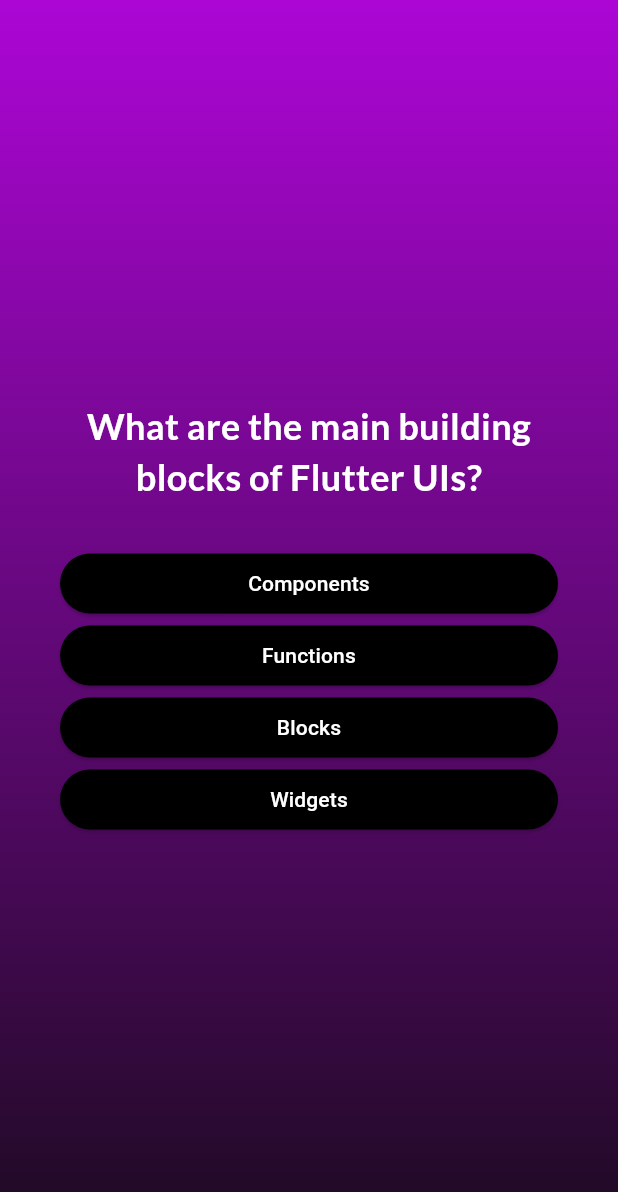
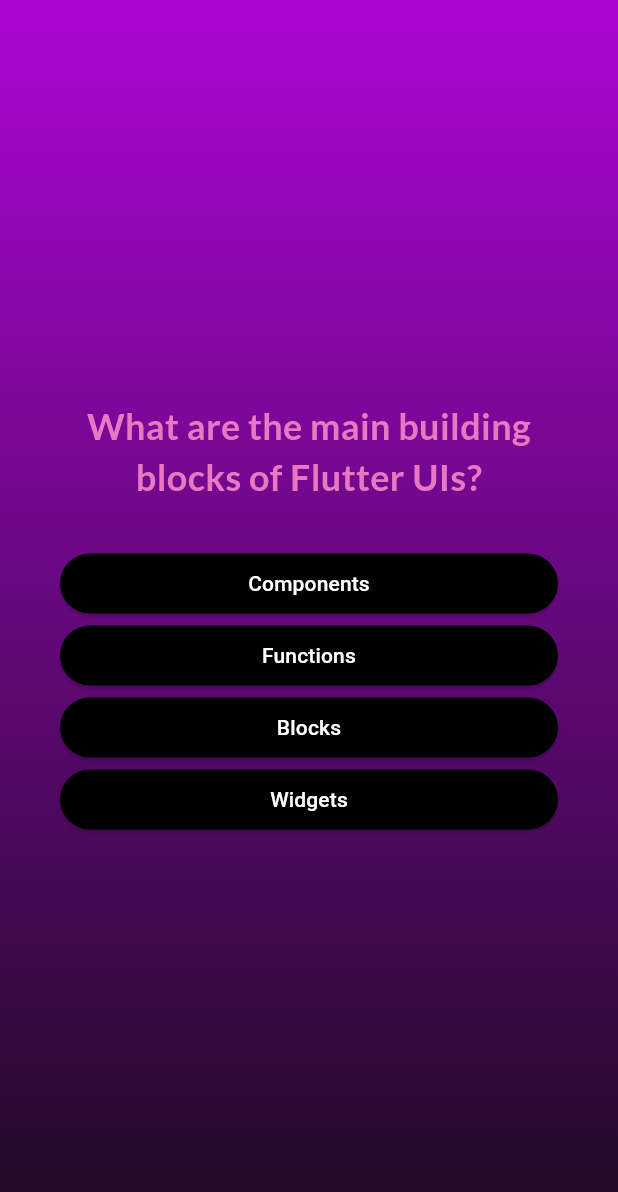
Before and after one commit to kevinbrowndc/quiz1, a Flutter app: the screen it shows after launch, after a tap on "Start Quiz", on a phone screen of 412 x 824 dp. Shown: the top 1192 px of the screen. Run offline on Flutter 3.47's test engine with Material 3 defaults, Android fonts, the phone set to English and light mode, and no system bars; our stand-ins replace google_fonts.

Commit message:
google_fonts_2

```diff
--- a/lib/questions_screen.dart
+++ b/lib/questions_screen.dart
@@ -33,7 +33,7 @@ class _QuestionsScreenState extends State<QuestionsScreen> {
           children: [
           Text(currentQuestion.text,
           style: GoogleFonts.lato(
-            color: Colors.white,
+            color: const Color.fromARGB(255, 233, 120, 195),
             fontSize: 24,
             fontWeight: FontWeight.bold,
           ),
--- a/lib/start_screen.dart
+++ b/lib/start_screen.dart
@@ -1,4 +1,5 @@
 import 'package:flutter/material.dart';
+import 'package:google_fonts/google_fonts.dart';
 
 
 class StartScreen extends StatelessWidget {
@@ -18,9 +19,9 @@ class StartScreen extends StatelessWidget {
           ),
 
           const SizedBox(height: 80,),
-          const Text('Learn Wookie Meat the fun way!',
-          style: TextStyle(
-            color: Color.fromARGB(150, 255, 255, 255),
+          Text('Learn Flutter the fun way!',
+          style: GoogleFonts.lato(
+            color: const Color.fromARGB(150, 255, 255, 255),
             fontSize: 24,
           ),),
           const SizedBox(height: 30,),
```
